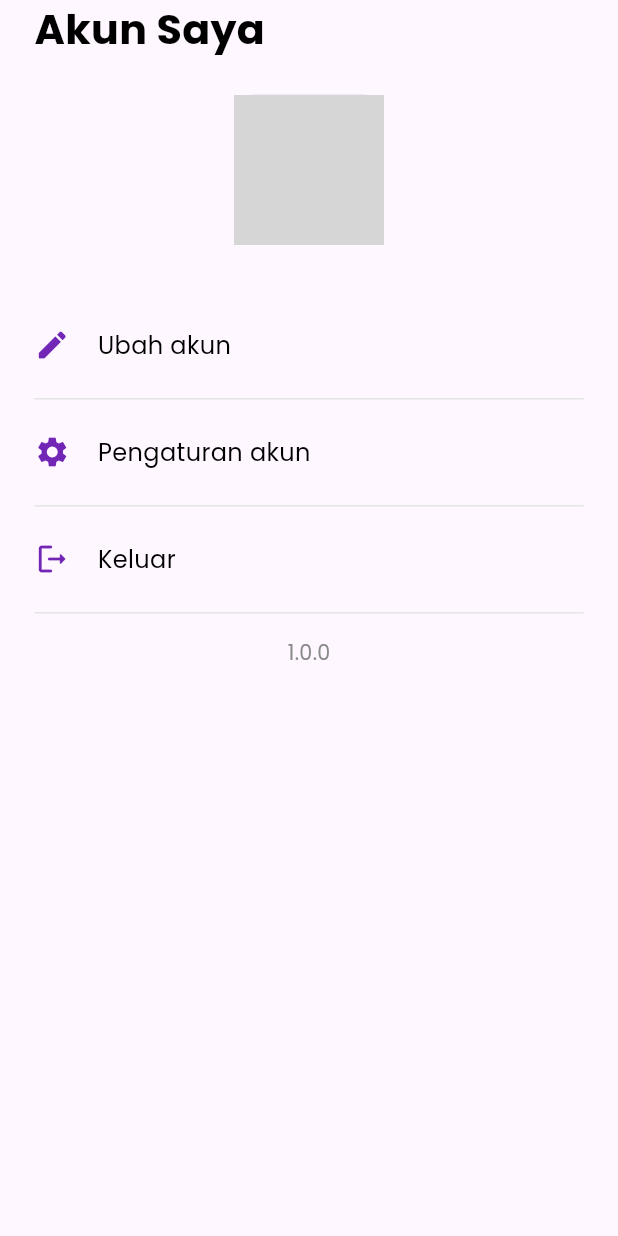
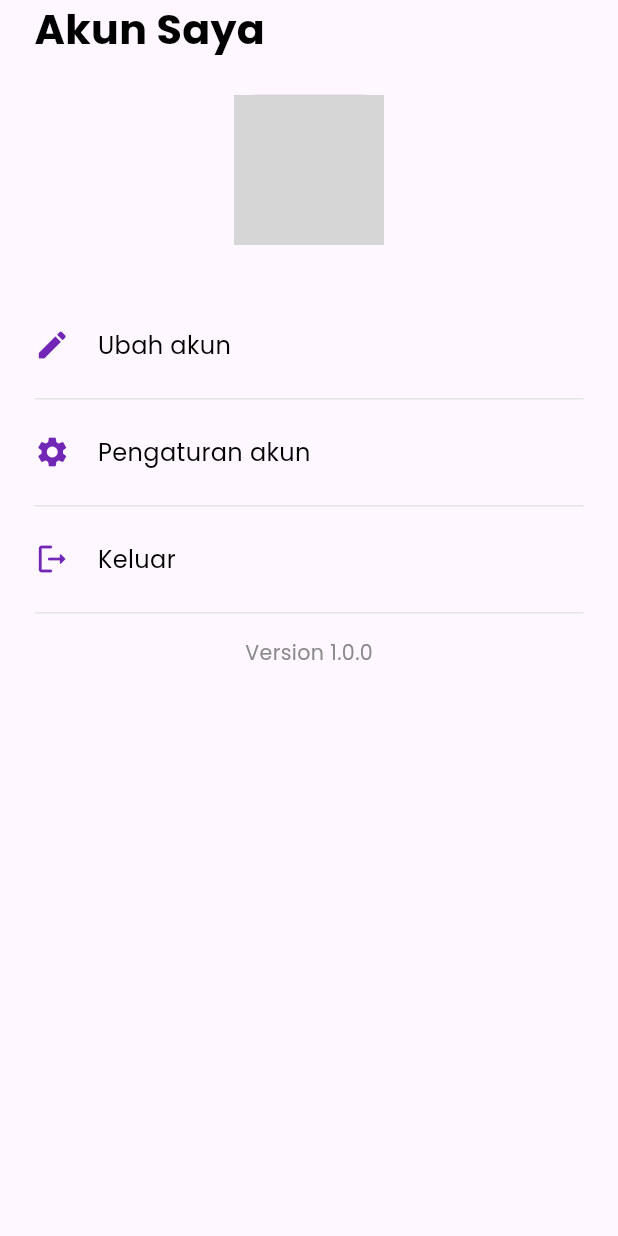
Before and after one commit to iqbalnova/secondhand_marketplace, a Flutter app: the AccountScreen screen opened directly, on a phone screen of 412 x 824 dp. Run offline on Flutter 3.47's test engine with Material 2 defaults, Android fonts, the phone set to English and light mode, and no system bars; our stand-ins replace dio, dotted_border, flutter_screenutil, flutter_secure_storage, get_it, google_fonts and 1 more; accounts and stored records are empty; network calls fail; grey boxes are pictures that could not be loaded.

Commit message:
fix-typo-version-app

```diff
--- a/lib/feature/account/presentation/screens/account_screen.dart
+++ b/lib/feature/account/presentation/screens/account_screen.dart
@@ -87,7 +87,7 @@ class _AccountScreenState extends State<AccountScreen> {
               ),
               Center(
                 child: Text(
-                  _packageInfo.version,
+                  'Version ${_packageInfo.version}',
                   style: blackTextStyle.copyWith(
                       color: const Color(0xff8A8A8A),
                       fontSize: 12.sp,
```
